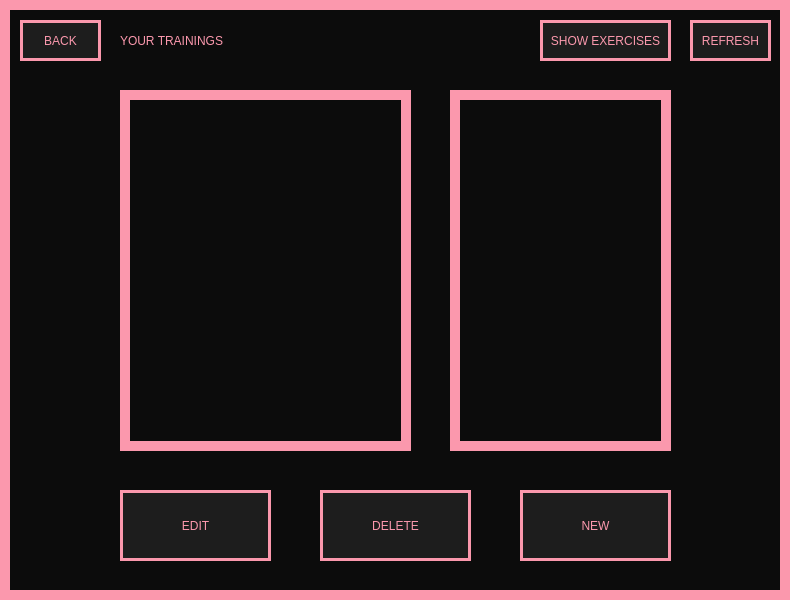
This is View/BrowseTrainingsWindow.ui in Hanna-J-K/fitnessapp as Qt 5 draws it before an edit. The edited form follows.
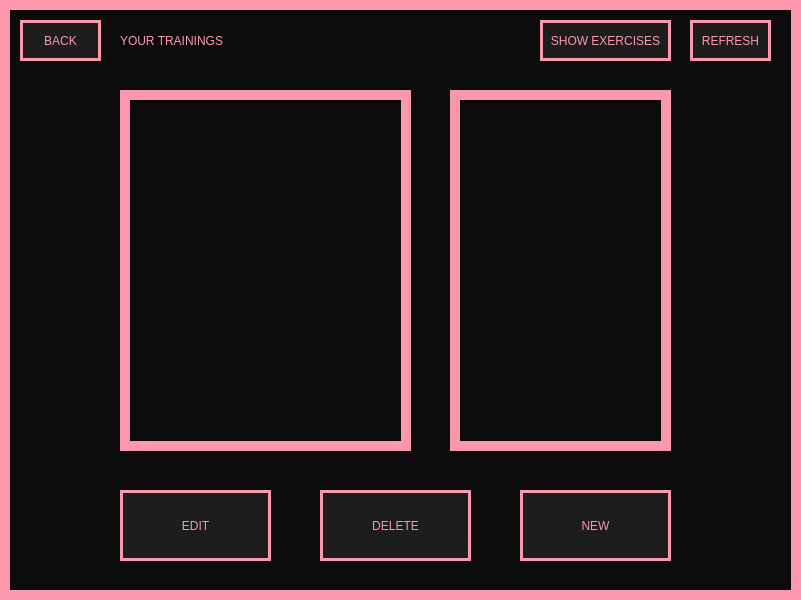
This is the edited form.

Commit message: edit training window probably finished

Patch:
```diff
--- a/View/BrowseTrainingsWindow.ui
+++ b/View/BrowseTrainingsWindow.ui
@@ -6,7 +6,7 @@
    <rect>
     <x>0</x>
     <y>0</y>
-    <width>790</width>
+    <width>801</width>
     <height>600</height>
    </rect>
   </property>
@@ -90,7 +90,7 @@
      <rect>
       <x>120</x>
       <y>20</y>
-      <width>331</width>
+      <width>261</width>
       <height>41</height>
      </rect>
     </property>
```
Left out of the diff: 6 changed lines with no effect on the pictures. The commit also changes 7 other files.
